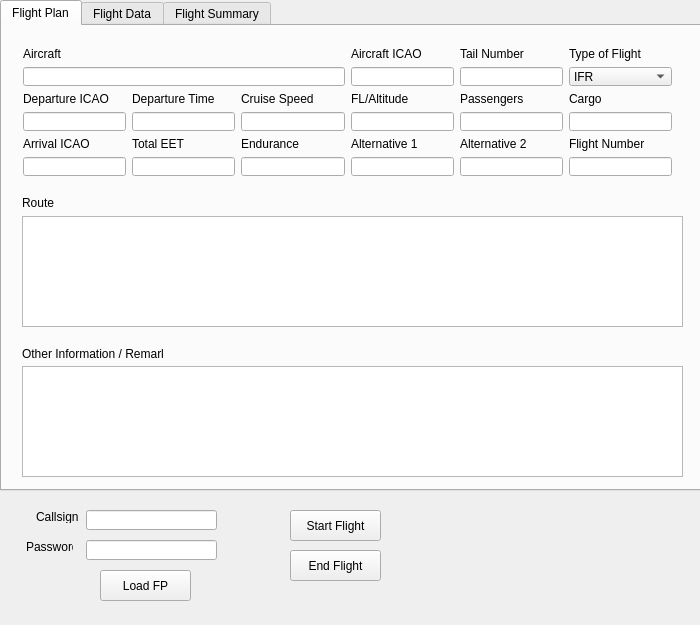
Qt form mainwindow.ui (Maeyanie/OAACARS) before a commit.
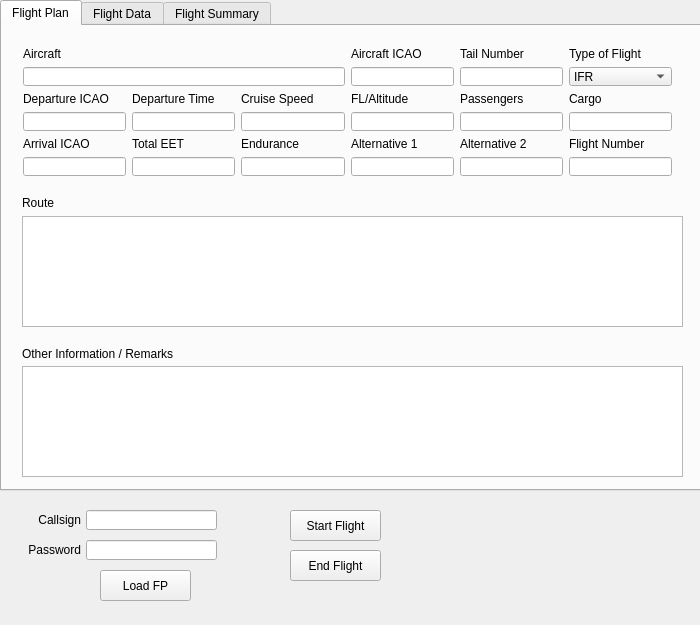
The same form after that commit.

Commit message: Label size fixes for Linux

Patch:
```diff
--- a/mainwindow.ui
+++ b/mainwindow.ui
@@ -254,7 +254,7 @@
        <rect>
         <x>20</x>
         <y>320</y>
-        <width>141</width>
+        <width>211</width>
         <height>16</height>
        </rect>
       </property>
@@ -548,28 +548,34 @@
    <widget class="QLabel" name="label_15">
     <property name="geometry">
      <rect>
-      <x>36</x>
+      <x>10</x>
       <y>510</y>
-      <width>47</width>
-      <height>13</height>
+      <width>71</width>
+      <height>20</height>
      </rect>
     </property>
     <property name="text">
      <string>Callsign</string>
     </property>
+    <property name="alignment">
+     <set>Qt::AlignRight|Qt::AlignTrailing|Qt::AlignVCenter</set>
+    </property>
    </widget>
    <widget class="QLabel" name="label_16">
     <property name="geometry">
      <rect>
-      <x>26</x>
+      <x>10</x>
       <y>540</y>
-      <width>47</width>
-      <height>13</height>
+      <width>71</width>
+      <height>20</height>
      </rect>
     </property>
     <property name="text">
      <string>Password</string>
     </property>
+    <property name="alignment">
+     <set>Qt::AlignRight|Qt::AlignTrailing|Qt::AlignVCenter</set>
+    </property>
    </widget>
    <widget class="QLineEdit" name="callsign">
     <property name="geometry">
```
